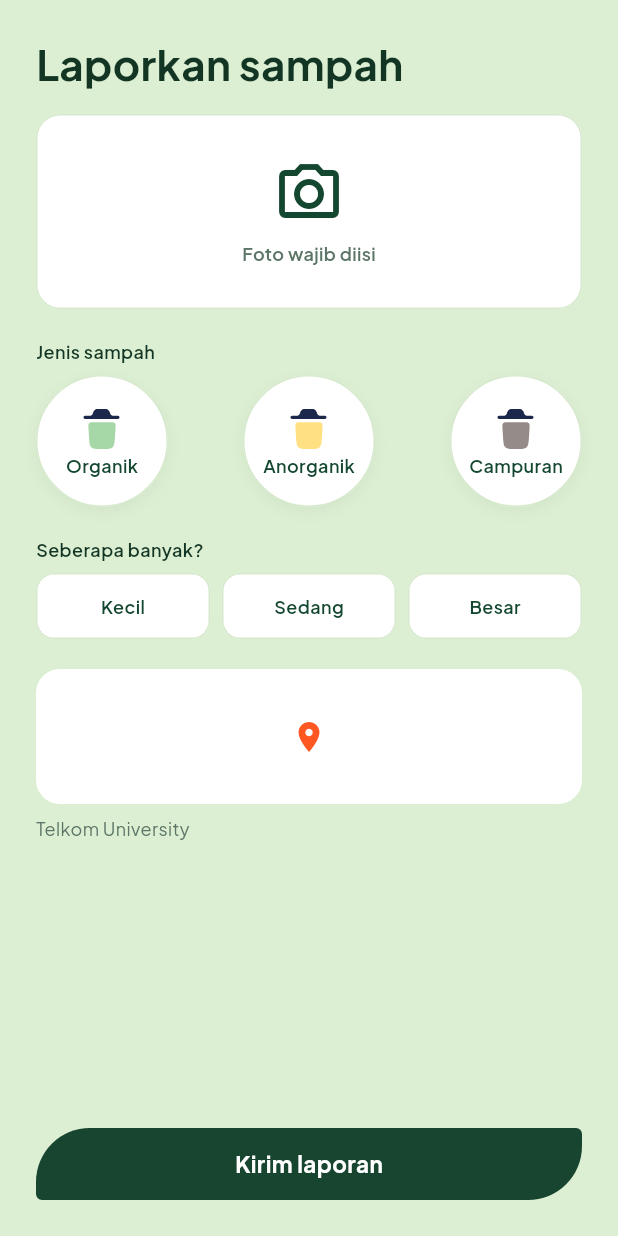
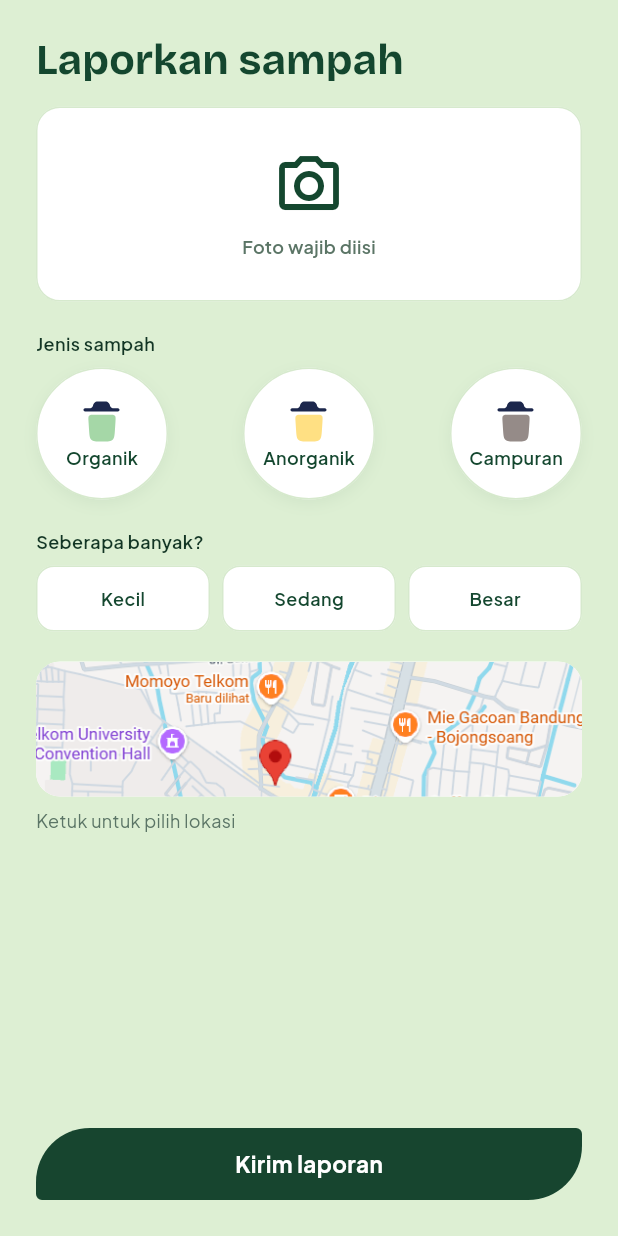
Before and after one commit to VallentinaStef/pilahKita, a Flutter app: the screen it shows after launch, on a phone screen of 412 x 824 dp. Run offline on Flutter 3.47's test engine with Material 3 defaults, Android fonts, the phone set to English and light mode, and no system bars; our stand-ins replace flutter_svg, google_fonts.

Commit message:
add map picker

```diff
--- /dev/null
+++ b/lib/domain/entities/report_location.dart
@@ -0,0 +1,13 @@
+class ReportLocation {
+  final String address;
+  final String area;
+  final double latitude;
+  final double longitude;
+
+  const ReportLocation({
+    required this.address,
+    required this.area,
+    required this.latitude,
+    required this.longitude,
+  });
+}
--- a/lib/presentation/pages/report_page.dart
+++ b/lib/presentation/pages/report_page.dart
@@ -1,10 +1,12 @@
 import 'package:flutter/material.dart';
 import '../theme/app_colors.dart';
 import '../widgets/primary_button.dart';
+import '../../domain/entities/report_location.dart';
 import '../../domain/entities/waste_size.dart';
 import '../../domain/entities/waste_type.dart';
 import '../widgets/waste_size_option.dart';
 import '../widgets/waste_type_option.dart';
+import 'pick_location_page.dart';
 
 class ReportPage extends StatefulWidget {
   const ReportPage({super.key});
@@ -18,11 +20,29 @@ class _ReportPageState extends State<ReportPage> {
   WasteSize? selectedSize;
   bool hasPhoto = false;
   bool hasLocation = false;
+  ReportLocation? selectedLocation;
   bool showValidationError = false;
+
+  Future<void> openPickLocation() async {
+    final result = await Navigator.push<ReportLocation>(
+      context,
+      MaterialPageRoute(builder: (context) => const PickLocationPage()),
+    );
+    if (result != null) {
+      setState(() {
+        selectedLocation = result;
+        hasLocation = true;
+      });
+    }
+  }
 
   void validateAndSubmit() {
     setState(() {
-      showValidationError = !hasPhoto || selectedType == null || !hasLocation;
+      showValidationError =
+          !hasPhoto ||
+          selectedType == null ||
+          selectedSize == null ||
+          !hasLocation;
     });
   }
 
@@ -47,9 +67,9 @@ class _ReportPageState extends State<ReportPage> {
           child: Column(
             crossAxisAlignment: CrossAxisAlignment.start,
             children: [
-              const Text(
+              Text(
                 'Laporkan sampah',
-                style: TextStyle(fontSize: 28, fontWeight: FontWeight.bold),
+                style: Theme.of(context).textTheme.titleLarge,
               ),
               const SizedBox(height: 16),
               if (showValidationError) ...[
@@ -58,6 +78,7 @@ class _ReportPageState extends State<ReportPage> {
                       [
                         !hasPhoto,
                         selectedType == null,
+                        selectedSize == null,
                         !hasLocation,
                       ].where((missing) => missing).length,
                 ),
@@ -116,9 +137,13 @@ class _ReportPageState extends State<ReportPage> {
                         ),
                       ),
                       const SizedBox(height: 20),
-                      const Text(
+                      Text(
                         'Jenis sampah',
                         style: TextStyle(
+                          color:
+                              selectedType == null && showValidationError
+                                  ? AppColors.red
+                                  : AppColors.textDark,
                           fontSize: 12,
                           fontWeight: FontWeight.w600,
                         ),
@@ -140,9 +165,13 @@ class _ReportPageState extends State<ReportPage> {
                             }).toList(),
                       ),
                       const SizedBox(height: 20),
-                      const Text(
+                      Text(
                         'Seberapa banyak?',
                         style: TextStyle(
+                          color:
+                              selectedSize == null && showValidationError
+                                  ? AppColors.red
+                                  : AppColors.textDark,
                           fontSize: 12,
                           fontWeight: FontWeight.w600,
                         ),
@@ -155,6 +184,8 @@ class _ReportPageState extends State<ReportPage> {
                               return WasteSizeOption(
                                 label: size.label,
                                 isSelected: selectedSize == size,
+                                hasError:
+                                    selectedSize == null && showValidationError,
                                 onTap:
                                     () => setState(() => selectedSize = size),
                               );
@@ -162,7 +193,9 @@ class _ReportPageState extends State<ReportPage> {
                       ),
                       const SizedBox(height: 20),
                       // placeholder lokasi
-                      Container(
+                      GestureDetector(
+                        onTap: openPickLocation,
+                        child: Container(
                           width: double.infinity,
                           height: 90,
                           decoration: BoxDecoration(
@@ -173,18 +206,27 @@ class _ReportPageState extends State<ReportPage> {
                                     ? Border.all(color: AppColors.red, width: 2)
                                     : null,
                           ),
-                        child: const Icon(
-                          Icons.location_on,
-                          color: Colors.deepOrange,
+                          child: ClipRRect(
+                            borderRadius: BorderRadius.circular(16),
+                            child: Stack(
+                              fit: StackFit.expand,
+                              children: [
+                                Image.asset(
+                                  'lib/assets/map-placeholder.png',
+                                  fit: BoxFit.cover,
+                                ),
+                              ],
+                            ),
+                          ),
                         ),
                       ),
                       const SizedBox(height: 8),
                       Text(
                         hasLocation
-                            ? 'Telkom University'
+                            ? selectedLocation!.address
                             : showValidationError
                             ? 'Titik lokasi belum dipilih'
-                            : 'Telkom University',
+                            : 'Ketuk untuk pilih lokasi',
                         style: TextStyle(
                           fontSize: 12,
                           color:
--- a/lib/presentation/theme/app_theme.dart
+++ b/lib/presentation/theme/app_theme.dart
@@ -5,15 +5,7 @@ import 'app_colors.dart';
 
 class AppTheme {
   static ThemeData get light {
-    return ThemeData(
-      useMaterial3: true,
-      scaffoldBackgroundColor: AppColors.mapGreen,
-      colorScheme: ColorScheme.fromSeed(
-        seedColor: AppColors.darkGreen,
-        brightness: Brightness.light,
-        surface: Colors.white,
-      ),
-      textTheme: GoogleFonts.plusJakartaSansTextTheme(
+    final textTheme = GoogleFonts.plusJakartaSansTextTheme(
       const TextTheme(
         bodyLarge: TextStyle(
           color: AppColors.textDark,
@@ -33,19 +25,30 @@ class AppTheme {
           fontWeight: FontWeight.w500,
           height: 1.3,
         ),
-          titleLarge: TextStyle(
-            color: AppColors.darkGreen,
-            fontSize: 28,
-            fontWeight: FontWeight.w700,
-            height: 1.1,
-          ),
         labelLarge: TextStyle(
           color: AppColors.darkGreen,
           fontSize: 14,
           fontWeight: FontWeight.w600,
         ),
       ),
+    ).copyWith(
+      titleLarge: GoogleFonts.bricolageGrotesque(
+        color: AppColors.darkGreen,
+        fontSize: 28,
+        fontWeight: FontWeight.w700,
+        height: 1.1,
       ),
+    );
+
+    return ThemeData(
+      useMaterial3: true,
+      scaffoldBackgroundColor: AppColors.mapGreen,
+      colorScheme: ColorScheme.fromSeed(
+        seedColor: AppColors.darkGreen,
+        brightness: Brightness.light,
+        surface: Colors.white,
+      ),
+      textTheme: textTheme,
     );
   }
 }
--- a/lib/presentation/widgets/waste_size_option.dart
+++ b/lib/presentation/widgets/waste_size_option.dart
@@ -4,12 +4,14 @@ import '../theme/app_colors.dart';
 class WasteSizeOption extends StatelessWidget {
   final String label;
   final bool isSelected;
+  final bool hasError;
   final VoidCallback onTap;
 
   const WasteSizeOption({
     super.key,
     required this.label,
     required this.isSelected,
+    this.hasError = false,
     required this.onTap,
   });
 
@@ -27,6 +29,8 @@ class WasteSizeOption extends StatelessWidget {
               color:
                   isSelected
                       ? AppColors.darkGreen
+                      : hasError
+                      ? AppColors.red
                       : AppColors.border.withValues(alpha: 0.7),
               width: 1,
             ),
--- a/pubspec.yaml
+++ b/pubspec.yaml
@@ -64,6 +64,7 @@ flutter:
     - lib/assets/trash_top.svg
     - lib/assets/trash_bin.svg
     - lib/assets/icons8-trash-400.svg
+    - lib/assets/map-placeholder.png
 
   # To add assets to your application, add an assets section, like this:
   # assets:
```
Also changed, not shown: lib/presentation/pages/pick_location_page.dart (added, +117 -0 lines), lib/assets/map-placeholder.png (added). Lines whose indentation alone changed are shown as unchanged.
